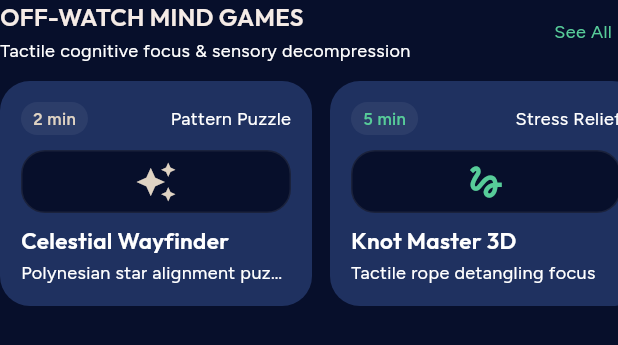
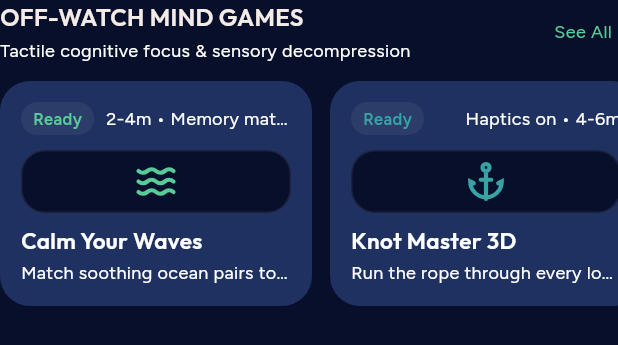
Before and after one commit to deeptech86/wavemind, a Flutter app: the _MindGamesSection widget shown alone on an empty page, opened directly, on a phone screen of 412 x 824 dp. Shown: the top 345 px of the screen. Run offline on Flutter 3.47's test engine with Material 3 defaults, Android fonts, the phone set to English and light mode, and no system bars; our stand-ins replace flutter_secure_storage, flutter_svg, google_fonts, image_picker, just_audio, sensors_plus and 1 more; missing offline and left inert: health; accounts and stored records are empty; network calls fail.

Commit message:
Make Fog Signal Echo visible in Haven; lift the sleep-lore testing cap
Haven's "Off-Watch Mind Games" preview row was 3 hardcoded placeholder
cards ("Celestial Wayfinder", "Sonar Echo Ping") that didn't match the
real 5-game catalog at all, so a new/reworked game was never visible
there regardless of being wired up. Extracted the games catalog into
a shared lib/screens/game_catalog.dart (single source of truth for
both the full hub and Haven's preview) and made Haven's row fully
dynamic — every real game shows, tapping any card opens it directly.

Also temporarily removed Sleep Lore's 2-story display cap
(loreForDisplay) so newly added stories show immediately instead of
waiting for their day in the rotation.

Per explicit instruction: going forward, newly added/reworked games,
sounds, and sleep lore should stay fully visible for testing (no
2-3-item limits) until told to reapply them.

Co-Authored-By: Claude Sonnet 5 <noreply@anthropic.com>
Claude-Session: https://claude.ai/code/session_01WtZ3TyZJhSZst9XrSpo7bY

```diff
--- /dev/null
+++ b/lib/screens/game_catalog.dart
@@ -0,0 +1,116 @@
+import 'package:flutter/material.dart';
+
+import '../core/app_assets.dart';
+import '../data/models/catalog_models.dart';
+import '../theme/app_colors.dart';
+import 'cabin_dominoes_screen.dart';
+import 'fog_signal_echo_screen.dart';
+import 'knot_master_screen.dart';
+import 'mindful_game_screen.dart';
+import 'sextant_horizon_screen.dart';
+
+/// Single source of truth for the five built-in off-watch games — shared by
+/// the full catalog ([off_watch_games_screen.dart]) and Haven's preview row
+/// ([haven_screen.dart]) so they can never drift apart (e.g. Haven showing
+/// placeholder game names that don't match what's actually playable).
+class GameCatalogEntry {
+  const GameCatalogEntry({
+    required this.key,
+    required this.icon,
+    required this.accent,
+    required this.title,
+    required this.badge,
+    required this.description,
+    required this.meta,
+    required this.ready,
+    required this.screenBuilder,
+  });
+
+  final String key;
+  final String icon;
+  final Color accent;
+  final String title;
+  final String badge;
+  final String description;
+  final String meta;
+  final bool ready;
+
+  /// Builds the real game screen this entry opens into.
+  final Widget Function() screenBuilder;
+}
+
+/// The five built-in games, in default catalog order.
+const List<GameCatalogEntry> gameCatalog = [
+  GameCatalogEntry(
+    key: GameKeys.calmYourWaves,
+    icon: AppAssets.waves,
+    accent: AppColors.seafoam,
+    title: 'Calm Your Waves',
+    badge: 'Ready',
+    description:
+        'Match soothing ocean pairs to quiet the mind between watches.',
+    meta: '2-4m • Memory match',
+    ready: true,
+    screenBuilder: _buildCalmYourWaves,
+  ),
+  GameCatalogEntry(
+    key: GameKeys.knotMaster,
+    icon: AppAssets.anchor,
+    accent: AppColors.teal,
+    title: 'Knot Master 3D',
+    badge: 'Ready',
+    description:
+        'Run the rope through every loop and close it clean — no crossing '
+        'lines — with haptic feedback.',
+    meta: 'Haptics on • 4-6m',
+    ready: true,
+    screenBuilder: _buildKnotMaster,
+  ),
+  GameCatalogEntry(
+    key: GameKeys.fogSignalEcho,
+    icon: AppAssets.cloudFog,
+    accent: AppColors.sand,
+    title: 'Fog Signal Echo',
+    badge: 'Ready',
+    description:
+        'Call-and-repeat foghorn bearings — Bow, Starboard, Stern, Port — '
+        'echoed back in a growing pattern.',
+    meta: 'Pitch signals • 5-7m',
+    ready: true,
+    screenBuilder: _buildFogSignalEcho,
+  ),
+  GameCatalogEntry(
+    key: GameKeys.sextantHorizon,
+    icon: AppAssets.compass,
+    accent: AppColors.seafoam,
+    title: 'Sextant Horizon Balance',
+    badge: 'Ready',
+    description:
+        'Gentle gyroscopic horizon leveler keeping the spirit bubble '
+        'centered against swell roll.',
+    meta: 'Gyro sensory • 3-5m',
+    ready: true,
+    screenBuilder: _buildSextantHorizon,
+  ),
+  GameCatalogEntry(
+    key: GameKeys.cabinDominoes,
+    icon: AppAssets.shell,
+    accent: AppColors.sand,
+    title: 'Cabin Dominoes',
+    badge: 'Ready',
+    description:
+        'Cozy pass-and-play dominoes to challenge an off-watch crewmate on '
+        'one device, no internet.',
+    meta: 'Pass & play • 2 crew',
+    ready: true,
+    screenBuilder: _buildCabinDominoes,
+  ),
+];
+
+// Plain top-level functions (rather than inline closures above) so each
+// screen's `const` constructor is actually used.
+Widget _buildCalmYourWaves() => const MindfulGameScreen();
+Widget _buildKnotMaster() => const KnotMasterScreen();
+Widget _buildFogSignalEcho() => const FogSignalEchoScreen();
+Widget _buildSextantHorizon() => const SextantHorizonScreen();
+Widget _buildCabinDominoes() => const CabinDominoesScreen();
--- a/lib/screens/haven_screen.dart
+++ b/lib/screens/haven_screen.dart
@@ -10,6 +10,7 @@ import '../theme/app_theme.dart';
 import '../theme/app_typography.dart';
 import '../widgets/ambient_pulse_background.dart';
 import '../widgets/tide_bottom_nav.dart';
+import 'game_catalog.dart';
 import 'guided_breathing_screen.dart';
 import 'off_watch_games_screen.dart';
 import 'story_playback_screen.dart';
@@ -160,8 +161,8 @@ class _HavenScreenState extends State<HavenScreen> {
 
   /// Today's sleep-lore stories: the first renders as the featured card, any
   /// remaining as compact list rows. Sourced from the catalog (or bundled
-  /// fallback); [loreForDisplay] applies [dailyLore] only as a tie-breaker when
-  /// more than two stories are active.
+  /// fallback); [loreForDisplay] currently shows every active story (no
+  /// rotation cap) while content is being tested — see its doc comment.
   List<Widget> _buildTodaysLore(BuildContext context) {
     final todays = loreForDisplay(_stories, DateTime.now());
     if (todays.isEmpty) return const [];
@@ -1121,6 +1122,12 @@ class _MindGamesSection extends StatelessWidget {
 
   final VoidCallback onSeeAll;
 
+  void _openGame(BuildContext context, GameCatalogEntry game) {
+    Navigator.of(
+      context,
+    ).push(MaterialPageRoute<void>(builder: (_) => game.screenBuilder()));
+  }
+
   @override
   Widget build(BuildContext context) {
     return Column(
@@ -1163,39 +1170,24 @@ class _MindGamesSection extends StatelessWidget {
         const SizedBox(height: 12),
         SizedBox(
           height: 150,
-          child: ListView(
+          // Every real game shows here — no "featured 2-3" cap — so a newly
+          // added or reworked game is immediately visible for testing.
+          child: ListView.separated(
             scrollDirection: Axis.horizontal,
-            children: [
-              _GameCard(
-                duration: '2 min',
-                durationColor: AppColors.sand,
-                category: 'Pattern Puzzle',
-                title: 'Celestial Wayfinder',
-                subtitle: 'Polynesian star alignment puzzle',
-                icon: Icons.auto_awesome,
-                onTap: onSeeAll,
-              ),
-              const SizedBox(width: 12),
-              _GameCard(
-                duration: '5 min',
-                durationColor: AppColors.seafoam,
-                category: 'Stress Relief',
-                title: 'Knot Master 3D',
-                subtitle: 'Tactile rope detangling focus',
-                icon: Icons.gesture,
-                onTap: onSeeAll,
-              ),
-              const SizedBox(width: 12),
-              _GameCard(
-                duration: '3 min',
-                durationColor: AppColors.teal,
-                category: 'Audio Focus',
-                title: 'Sonar Echo Ping',
-                subtitle: 'Memory rhythm for post-watch drift',
-                icon: Icons.graphic_eq,
-                onTap: onSeeAll,
-              ),
-            ],
+            itemCount: gameCatalog.length,
+            separatorBuilder: (_, _) => const SizedBox(width: 12),
+            itemBuilder: (context, i) {
+              final game = gameCatalog[i];
+              return _GameCard(
+                badge: game.badge,
+                badgeColor: game.accent,
+                meta: game.meta,
+                title: game.title,
+                subtitle: game.description,
+                icon: game.icon,
+                onTap: () => _openGame(context, game),
+              );
+            },
           ),
         ),
       ],
@@ -1205,21 +1197,23 @@ class _MindGamesSection extends StatelessWidget {
 
 class _GameCard extends StatelessWidget {
   const _GameCard({
-    required this.duration,
-    required this.durationColor,
-    required this.category,
+    required this.badge,
+    required this.badgeColor,
+    required this.meta,
     required this.title,
     required this.subtitle,
     required this.icon,
     required this.onTap,
   });
 
-  final String duration;
-  final Color durationColor;
-  final String category;
+  final String badge;
+  final Color badgeColor;
+  final String meta;
   final String title;
   final String subtitle;
-  final IconData icon;
+
+  /// SVG asset path — matches the real games catalog's icon convention.
+  final String icon;
   final VoidCallback onTap;
 
   @override
@@ -1249,14 +1243,14 @@ class _GameCard extends StatelessWidget {
                       borderRadius: BorderRadius.circular(AppTheme.radiusPill),
                     ),
                     child: Text(
-                      duration,
-                      style: AppTextStyles.badge.copyWith(color: durationColor),
+                      badge,
+                      style: AppTextStyles.badge.copyWith(color: badgeColor),
                     ),
                   ),
                   const SizedBox(width: 8),
                   Flexible(
                     child: Text(
-                      category,
+                      meta,
                       style: AppTextStyles.caption,
                       overflow: TextOverflow.ellipsis,
                     ),
@@ -1273,7 +1267,15 @@ class _GameCard extends StatelessWidget {
                     border: Border.all(color: AppColors.glassBorderSoft),
                   ),
                   child: Center(
-                    child: Icon(icon, size: 28, color: durationColor),
+                    child: SvgPicture.asset(
+                      icon,
+                      width: 28,
+                      height: 28,
+                      colorFilter: ColorFilter.mode(
+                        badgeColor,
+                        BlendMode.srcIn,
+                      ),
+                    ),
                   ),
                 ),
               ),
```
Also changed, not shown: lib/screens/off_watch_games_screen.dart (+12 -118 lines), lib/screens/story_playback_screen.dart (+7 -5 lines), 2 other files.
